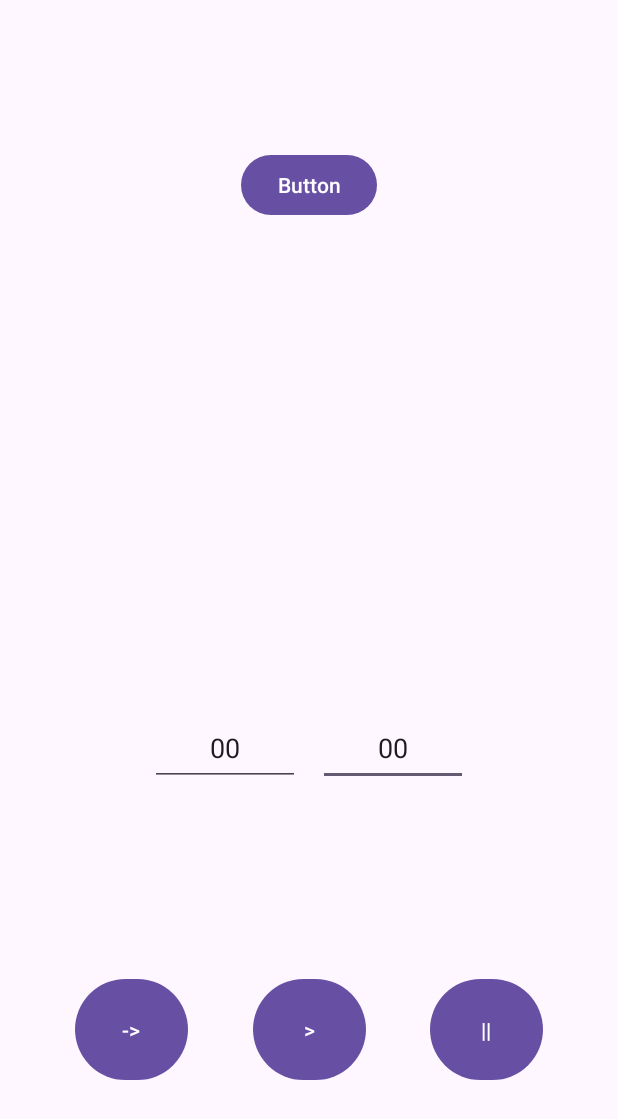
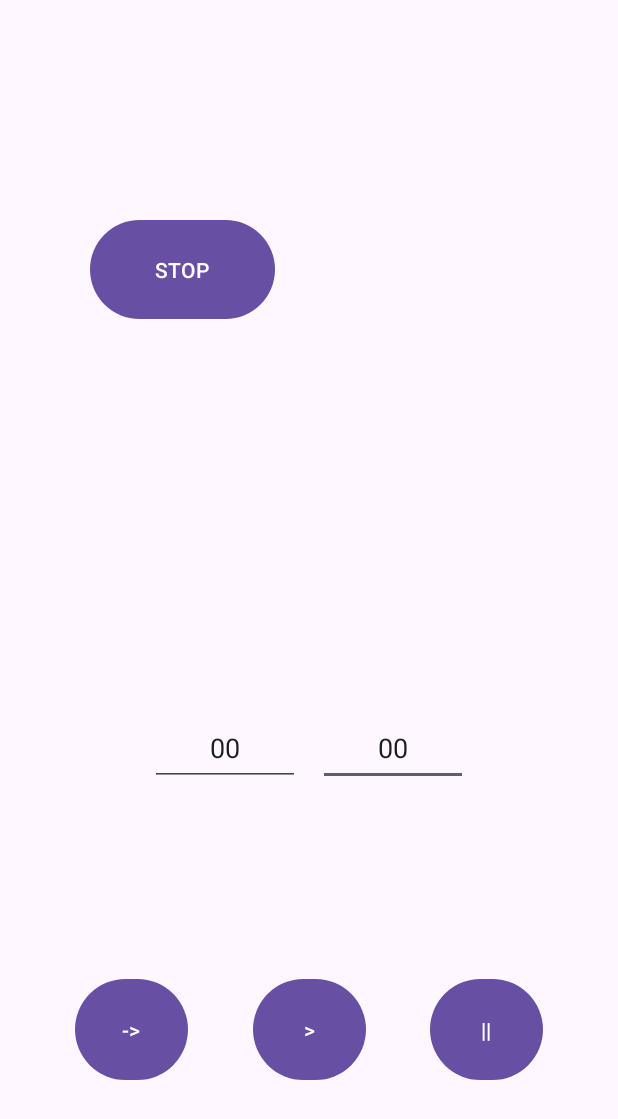
Before and after one commit to mai-pointer/Team5, an Android app: the screen it shows after launch (MainActivity), on a phone screen of 412 x 824 dp. Shown: the top 1119 px of the screen. Run offline under Robolectric (Android 15) with nearby library versions, the phone set to English and light mode, and no system bars.

Commit message:
parar servicio y boton play

```diff
--- a/ServiceActivity/app/src/main/java/com/example/serviceactivity/MainActivity.kt
+++ b/ServiceActivity/app/src/main/java/com/example/serviceactivity/MainActivity.kt
@@ -1,6 +1,9 @@
 package com.example.serviceactivity
 
+import android.content.BroadcastReceiver
+import android.content.Context
 import android.content.Intent
+import android.content.IntentFilter
 import androidx.appcompat.app.AppCompatActivity
 import android.os.Bundle
 import android.util.Log
@@ -8,20 +11,25 @@ import android.widget.Button
 import android.widget.EditText
 
 class MainActivity : AppCompatActivity() {
+
+    lateinit var platbtn: Button
+
     override fun onCreate(savedInstanceState: Bundle?) {
         super.onCreate(savedInstanceState)
         setContentView(R.layout.activity_main)
 
+        platbtn = findViewById(R.id.play)
+
         //Boton de inicio
-        findViewById<Button>(R.id.play).setOnClickListener{
+        platbtn.setOnClickListener{
             val minutos = findViewById<EditText>(R.id.minutos).text.toString().toInt()
             val segundos = findViewById<EditText>(R.id.segundos).text.toString().toInt()
 
             val serviceIntent = Intent(this, countdownService::class.java)
             serviceIntent.putExtra(countdownService.TIME_EXTRA, (minutos * 60 + segundos) * 1000L)
+            startService(serviceIntent)
 
-            // Iniciar el servicio
-            startService(serviceIntent)
+            platbtn.isEnabled = false
         }
         findViewById<Button>(R.id.pause).setOnClickListener {
             val serviceIntent = Intent(this, countdownService::class.java)
@@ -32,10 +40,40 @@ class MainActivity : AppCompatActivity() {
             val serviceIntent = Intent(this, countdownService::class.java)
             startService(serviceIntent)
         }
+        findViewById<Button>(R.id.stop).setOnClickListener {
+            val serviceIntent = Intent(this, countdownService::class.java)
+            serviceIntent.action = countdownService.ACTION_STOP
+            startService(serviceIntent)
+
+            platbtn.isEnabled = true
+        }
 
     }
 
-    fun Finalizar(){
+    //BROADCAST EVENTS
+    override fun onResume() {
+        super.onResume()
+        val intentFilter = IntentFilter(ACTION_FIN)
+        registerReceiver(broadcastReceiver, intentFilter)
+    }
+
+    override fun onPause() {
+        super.onPause()
+        unregisterReceiver(broadcastReceiver)
+    }
+
+    // Define una acción de broadcast
+    companion object {
+        const val ACTION_FIN = "com.example.serviceactivity.FIN"
+    }
+
+    // Registra un receptor de broadcast
+    private val broadcastReceiver = object : BroadcastReceiver() {
+        override fun onReceive(context: Context?, intent: Intent?) {
+            if (intent?.action == ACTION_FIN) {
+                platbtn.isEnabled = true
+            }
+        }
 
     }
 }
--- a/ServiceActivity/app/src/main/res/layout/activity_main.xml
+++ b/ServiceActivity/app/src/main/res/layout/activity_main.xml
@@ -36,7 +36,6 @@
         android:id="@+id/contador"
         android:layout_width="211dp"
         android:layout_height="0dp"
-        android:layout_marginTop="304dp"
         android:layout_marginBottom="374dp"
         android:text="00:00"
         android:textAlignment="center"
@@ -45,8 +44,7 @@
         android:visibility="invisible"
         app:layout_constraintBottom_toBottomOf="parent"
         app:layout_constraintEnd_toEndOf="parent"
-        app:layout_constraintStart_toStartOf="parent"
-        app:layout_constraintTop_toBottomOf="@+id/boton" />
+        app:layout_constraintStart_toStartOf="parent" />
 
     <Button
         android:id="@+id/play"
@@ -71,6 +69,16 @@
         app:layout_constraintStart_toStartOf="parent" />
 
     <Button
+        android:id="@+id/stop"
+        android:layout_width="123dp"
+        android:layout_height="74dp"
+        android:layout_marginStart="60dp"
+        android:layout_marginBottom="432dp"
+        android:text="STOP"
+        app:layout_constraintBottom_toTopOf="@+id/restart"
+        app:layout_constraintStart_toStartOf="parent" />
+
+    <Button
         android:id="@+id/pause"
         android:layout_width="75dp"
         android:layout_height="75dp"
@@ -80,15 +88,4 @@
         app:layout_constraintBottom_toBottomOf="parent"
         app:layout_constraintEnd_toEndOf="parent" />
 
-    <Button
-        android:id="@+id/boton"
-        android:layout_width="wrap_content"
-        android:layout_height="wrap_content"
-        android:layout_marginTop="99dp"
-        android:layout_marginBottom="157dp"
-        android:text="Button"
-        app:layout_constraintBottom_toTopOf="@+id/contador"
-        app:layout_constraintEnd_toEndOf="parent"
-        app:layout_constraintStart_toStartOf="parent"
-        app:layout_constraintTop_toTopOf="parent" />
 </androidx.constraintlayout.widget.ConstraintLayout>
```
Also changed, not shown: ServiceActivity/app/src/main/java/com/example/serviceactivity/countdownService.kt (+12 -1 lines).
